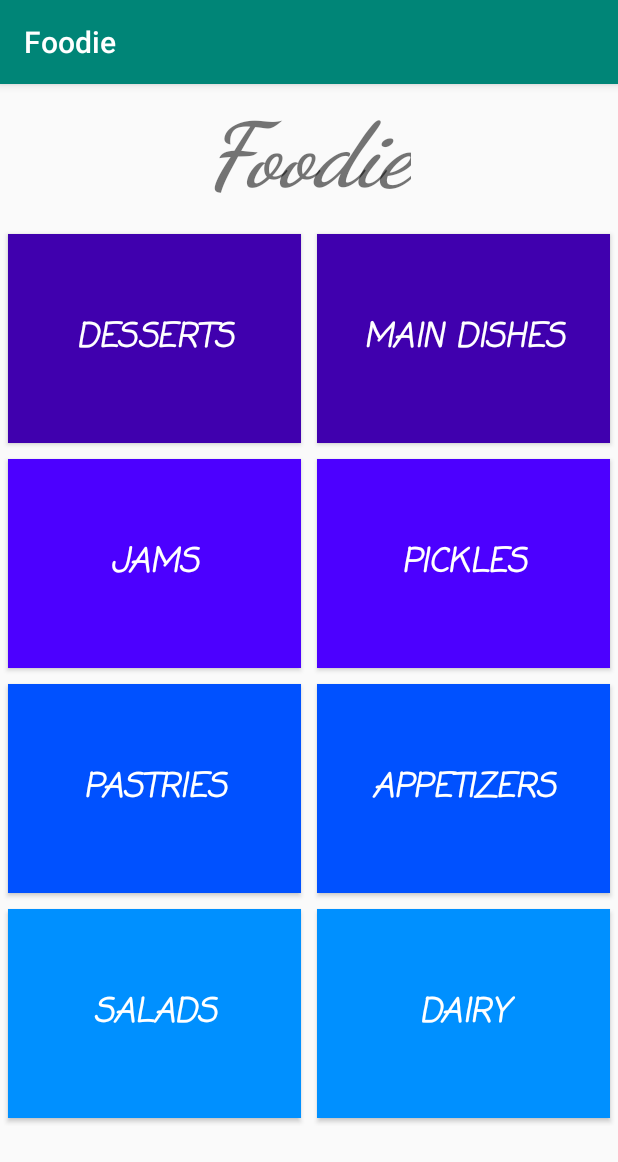
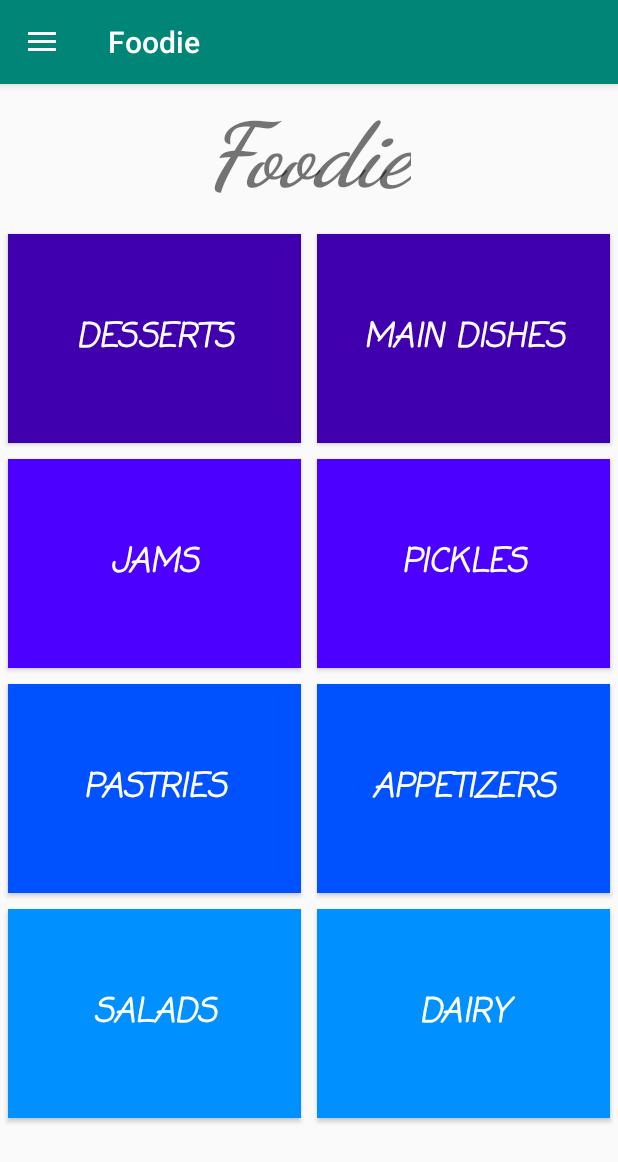
Before and after one commit to hamzajbr40/Foodie, an Android app: the Category_Activity screen opened directly, with no data from a screen before it, on a phone screen of 412 x 824 dp. Shown: the top 1162 px of the screen. Run offline under Robolectric (Android 15) with nearby library versions, the phone set to English and light mode, and no system bars.

Commit message:
Creating Sidebar Navigation Drawer

```diff
--- a/app/build.gradle
+++ b/app/build.gradle
@@ -21,6 +21,7 @@ android {
 dependencies {
     implementation fileTree(dir: 'libs', include: ['*.jar'])
     implementation 'com.android.support:appcompat-v7:28.0.0'
+    implementation 'com.android.support:design:28.0.0'
     implementation 'com.android.support.constraint:constraint-layout:1.1.3'
     testImplementation 'junit:junit:4.12'
     androidTestImplementation 'com.android.support.test:runner:1.0.2'
--- a/app/src/main/java/com/dev40/foodie/Category_Activity.java
+++ b/app/src/main/java/com/dev40/foodie/Category_Activity.java
@@ -1,14 +1,24 @@
 package com.dev40.foodie;
 
+import android.app.ActionBar;
 import android.app.Activity;
 import android.content.Intent;
+import android.support.v4.widget.DrawerLayout;
+import android.support.v7.app.ActionBarDrawerToggle;
 import android.support.v7.app.AppCompatActivity;
 import android.os.Bundle;
+import android.view.MenuItem;
 import android.view.View;
 import android.widget.Button;
+import android.widget.Toolbar;
+
 public class Category_Activity extends AppCompatActivity {
-    Button jams,appitizers,pickles,desserts,pastries,salads,dairy,mDishes;
-    Intent intent;
+    private Button jams,appitizers,pickles,desserts,pastries,salads,dairy,mDishes;
+    private Intent intent;
+    private DrawerLayout drawerLayout;
+    private ActionBarDrawerToggle toggle;
+
+
     @Override
     protected void onCreate(Bundle savedInstanceState) {
         super.onCreate(savedInstanceState);
@@ -21,6 +31,13 @@ public class Category_Activity extends AppCompatActivity {
         salads = (Button) findViewById(R.id.salads_btn);
         dairy = (Button) findViewById(R.id.dairy_btn);
         mDishes = (Button) findViewById(R.id.mdishes_btn);
+        //for Navigation bar
+
+        drawerLayout = (DrawerLayout) findViewById(R.id.drawerLayout);
+        toggle = new ActionBarDrawerToggle(this,drawerLayout,R.string.open,R.string.close);
+        drawerLayout.addDrawerListener(toggle);
+        toggle.syncState();
+        getSupportActionBar().setDisplayHomeAsUpEnabled(true);
     }
 
     public void List(View view) {
@@ -59,4 +76,13 @@ public class Category_Activity extends AppCompatActivity {
         }
         startActivity(intent);
     }
+
+    //for hamburger menu button that in the left top corner
+    @Override
+    public boolean onOptionsItemSelected(MenuItem item) {
+        if (toggle.onOptionsItemSelected(item)){
+            return true;
+        }
+        return super.onOptionsItemSelected(item);
+    }
 }
--- a/app/src/main/res/layout/activity_category.xml
+++ b/app/src/main/res/layout/activity_category.xml
@@ -1,11 +1,15 @@
 <?xml version="1.0" encoding="utf-8"?>
-<ScrollView xmlns:android="http://schemas.android.com/apk/res/android"
+<android.support.v4.widget.DrawerLayout xmlns:android="http://schemas.android.com/apk/res/android"
     xmlns:app="http://schemas.android.com/apk/res-auto"
     xmlns:tools="http://schemas.android.com/tools"
     android:layout_width="match_parent"
     android:layout_height="match_parent"
     tools:context=".Category_Activity"
+    android:id="@+id/drawerLayout"
     >
+    <ScrollView
+        android:layout_width="match_parent"
+        android:layout_height="match_parent">
     <LinearLayout
         android:layout_width="match_parent"
         android:layout_height="match_parent"
@@ -151,4 +155,12 @@
             android:textStyle="bold|italic" />
     </LinearLayout>
     </LinearLayout>
-</ScrollView>
+    </ScrollView>
+    <android.support.design.widget.NavigationView
+        android:layout_width="wrap_content"
+        android:layout_height="match_parent"
+        app:menu="@menu/navigation_menu"
+        app:headerLayout="@layout/navigation_header"
+        android:layout_gravity="start"
+        ></android.support.design.widget.NavigationView>
+</android.support.v4.widget.DrawerLayout>
--- a/app/src/main/res/layout/activity_list.xml
+++ b/app/src/main/res/layout/activity_list.xml
@@ -14,7 +14,6 @@
         android:inputType="text"
         android:hint="Search"
         />
-
     <ListView
         android:id="@+id/List1"
         android:layout_width="match_parent"
--- a/app/src/main/res/layout/activity_login.xml
+++ b/app/src/main/res/layout/activity_login.xml
@@ -48,4 +48,10 @@
         android:layout_width="wrap_content"
         android:layout_height="wrap_content"
         android:onClick="login"/>
+    <Button
+        android:layout_width="wrap_content"
+        android:layout_height="wrap_content"
+        android:onClick="signUp"
+        android:background="@android:color/transparent"
+        android:text="Creat a New Account"/>
 </LinearLayout>
--- a/app/src/main/res/layout/activity_sign_up.xml
+++ b/app/src/main/res/layout/activity_sign_up.xml
@@ -58,7 +58,7 @@
         android:id="@+id/emailAddress"
         android:layout_width="match_parent"
         android:layout_height="wrap_content"
-        android:hint="someone@foodie.com" />
+        android:hint="someone@your_domain.com" />
 
     <TextView
         android:layout_width="wrap_content"
--- /dev/null
+++ b/app/src/main/res/menu/navigation_menu.xml
@@ -0,0 +1,16 @@
+<?xml version="1.0" encoding="utf-8"?>
+<menu xmlns:android="http://schemas.android.com/apk/res/android">
+    <item android:id="@+id/nav_account"
+        android:title="My Account"
+        android:icon="@mipmap/baseline_account_circle_black_24dp"/>
+    <item android:id="@+id/nav_orders"
+        android:title="My Orders"
+        android:icon="@mipmap/baseline_shopping_cart_black_24dp"/>
+    <item android:id="@+id/nav_settings"
+        android:title="Settings"
+        android:icon="@mipmap/baseline_settings_black_24dp"/>
+    <item android:id="@+id/nav_about"
+    android:title="About"
+        android:icon="@mipmap/baseline_info_black_24dp"/>
+
+</menu>
--- a/app/src/main/res/values/strings.xml
+++ b/app/src/main/res/values/strings.xml
@@ -1,3 +1,5 @@
 <resources>
     <string name="app_name">Foodie </string>
+    <string name="open">Open</string>
+    <string name="close">Close</string>
 </resources>
```
Also changed, not shown: app/src/main/java/com/dev40/foodie/LoginActivity.java (+7 -0 lines), app/src/main/res/layout/navigation_header.xml (added, +16 -0 lines), app/src/main/res/mipmap-mdpi/baseline_account_circle_black_24dp.png (added), app/src/main/res/mipmap-mdpi/baseline_info_black_24dp.png (added), app/src/main/res/mipmap-mdpi/baseline_settings_black_24dp.png (added), app/src/main/res/mipmap-mdpi/baseline_shopping_cart_black_24dp.png (added).
